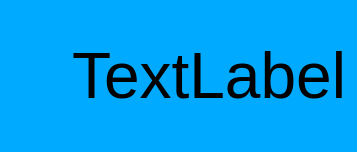
Old version of the form MessagePopup/MainWindow.ui in the repository kelkes/MessagePopUp.
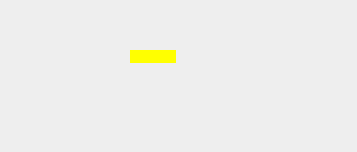
New version of the form.

Patch:
```diff
--- a/MessagePopup/MainWindow.ui
+++ b/MessagePopup/MainWindow.ui
@@ -14,37 +14,28 @@
    <string>Warning</string>
   </property>
   <property name="styleSheet">
-   <string notr="true">background-color: rgb(0, 170, 255);</string>
+   <string notr="true"/>
   </property>
-  <widget class="QWidget" name="centralWidget">
-   <layout class="QGridLayout">
-    <item row="0" column="1">
-     <widget class="QLabel" name="label">
-      <property name="font">
-       <font>
-        <family>MS Shell Dlg 2</family>
-        <pointsize>48</pointsize>
-        <weight>9</weight>
-        <italic>false</italic>
-        <bold>false</bold>
-       </font>
-      </property>
+  <widget class="QWidget" name="layer">
       <property name="styleSheet">
-       <string notr="true">font: 75 48pt &quot;MS Shell Dlg 2&quot;;</string>
-      </property>
-      <property name="text">
-       <string>TextLabel</string>
-      </property>
-     </widget>
-    </item>
-    <item row="0" column="0">
+    <string notr="true">background-color: rgba(222, 222, 222, 25);</string>
+   </property>
      <widget class="QLabel" name="logo">
+    <property name="geometry">
+     <rect>
+      <x>130</x>
+      <y>50</y>
+      <width>46</width>
+      <height>13</height>
+     </rect>
+    </property>
+    <property name="styleSheet">
+     <string notr="true">background-color: rgb(255, 255, 0);</string>
+    </property>
       <property name="text">
        <string/>
       </property>
      </widget>
-    </item>
-   </layout>
   </widget>
  </widget>
  <layoutdefault spacing="6" margin="11"/>
```
Lines whose indentation alone changed are shown as unchanged.
